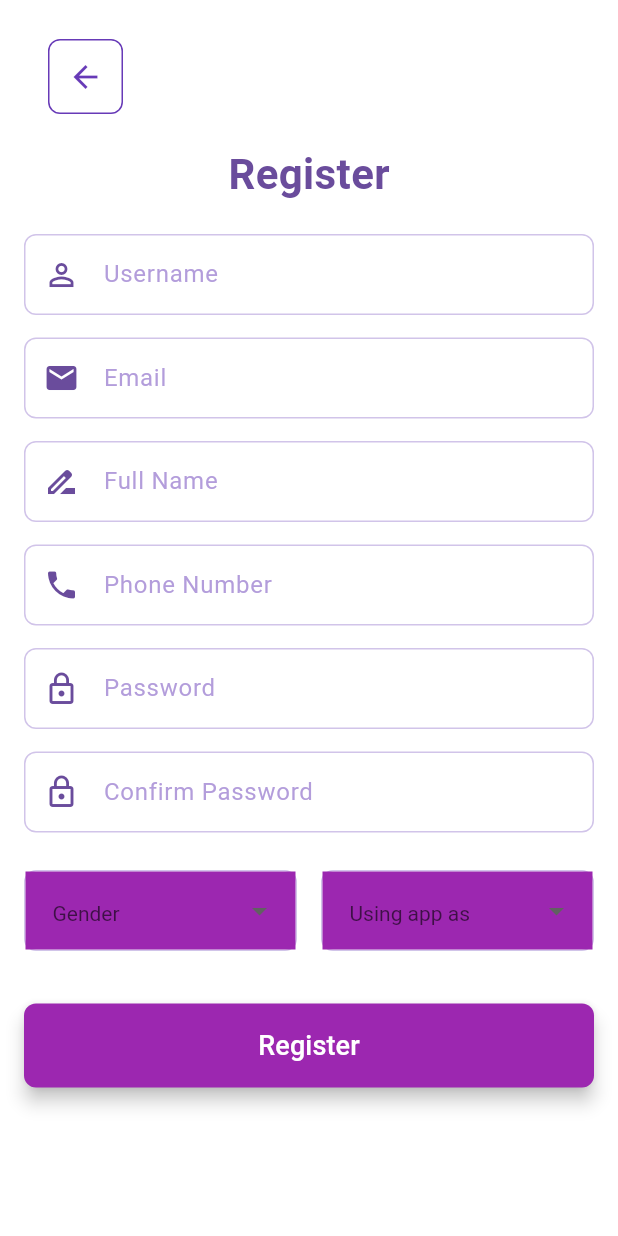
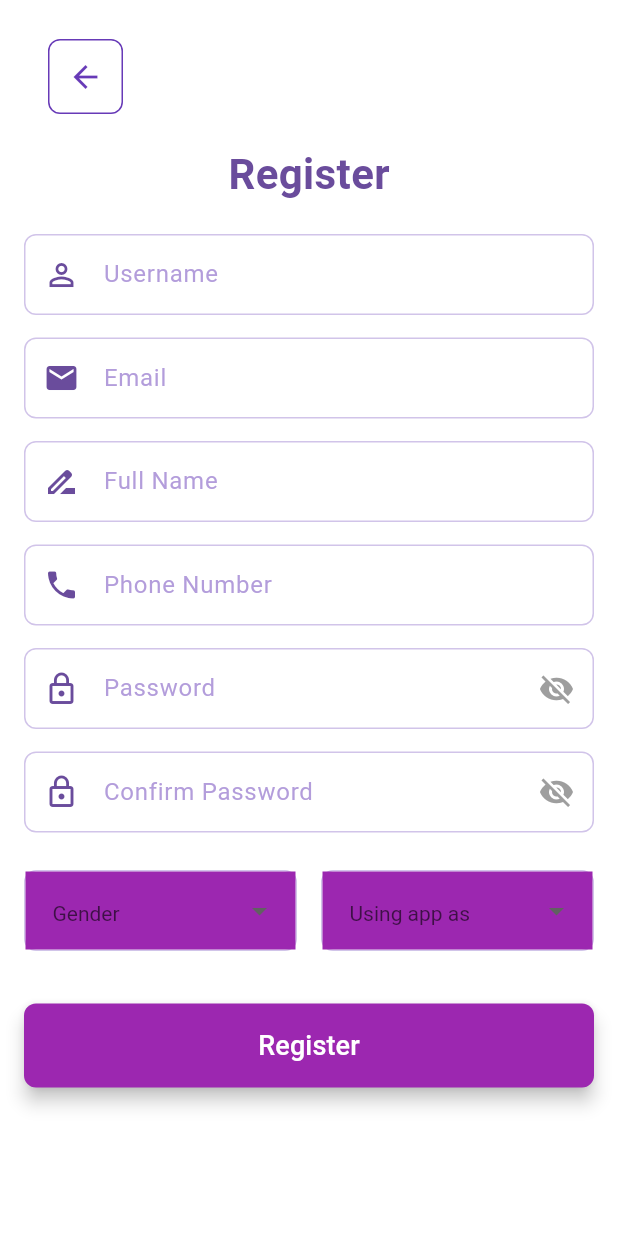
Before and after one commit to lemonlikeme/rumi_app, a Flutter app: the screen it shows after launch, after a tap on "Register", on a phone screen of 412 x 824 dp. Run offline on Flutter 3.47's test engine with Material 3 defaults, Android fonts, the phone set to English and light mode, and no system bars; our stand-ins replace cloud_firestore, firebase_auth, firebase_core; accounts and stored records are empty; network calls fail.

Commit message:
eye icon regi and login

```diff
--- a/lib/main_screen.dart
+++ b/lib/main_screen.dart
@@ -19,6 +19,8 @@ class _MainScreenState extends State<MainScreen> {
   final FirebaseAuth _auth = FirebaseAuth.instance;
   final FirebaseFirestore _firestore = FirebaseFirestore.instance;
 
+  bool _isPasswordVisible = false;
+
   void _login() async {
     try {
       UserCredential userCredential = await _auth.signInWithEmailAndPassword(
@@ -26,7 +28,6 @@ class _MainScreenState extends State<MainScreen> {
         password: _passwordController.text,
       );
 
-      // Get user data from Firestore
       DocumentSnapshot userDoc = await _firestore
           .collection('users')
           .doc(userCredential.user!.uid)
@@ -84,6 +85,7 @@ class _MainScreenState extends State<MainScreen> {
               SizedBox(height: 16),
               TextField(
                 controller: _passwordController,
+                obscureText: !_isPasswordVisible,
                 decoration: InputDecoration(
                   hintText: "Enter your password",
                   hintStyle: TextStyle(color: Color(0xFFA6A6A6)),
@@ -93,8 +95,18 @@ class _MainScreenState extends State<MainScreen> {
                   border: OutlineInputBorder(
                     borderRadius: BorderRadius.circular(8),
                   ),
+                  suffixIcon: IconButton(
+                    icon: Icon(
+                      _isPasswordVisible ? Icons.visibility : Icons.visibility_off,
+                      color: Colors.grey,
+                    ),
+                    onPressed: () {
+                      setState(() {
+                        _isPasswordVisible = !_isPasswordVisible;
+                      });
+                    },
+                  ),
                 ),
-                obscureText: true,
               ),
               SizedBox(height: 24),
               ElevatedButton(
--- a/lib/register_Tab.dart
+++ b/lib/register_Tab.dart
@@ -21,6 +21,10 @@ class _RegisterPageState extends State<RegisterPage> {
   // Dropdown Selections
   String? _selectedGender;
   String? _selectedProfession;
+
+  // Password visibility toggles
+  bool _isPasswordVisible = false;
+  bool _isConfirmPasswordVisible = false;
 
   // Firebase instances
   final FirebaseAuth _auth = FirebaseAuth.instance;
@@ -145,16 +149,38 @@ class _RegisterPageState extends State<RegisterPage> {
               _buildTextField(
                 hintText: 'Password',
                 prefixIcon: Icons.lock_outline,
-                obscureText: true,
+                obscureText: !_isPasswordVisible,
                 controller: _passwordController,
+                suffixIcon: IconButton(
+                  icon: Icon(
+                    _isPasswordVisible ? Icons.visibility : Icons.visibility_off,
+                    color: Colors.grey,
+                  ),
+                  onPressed: () {
+                    setState(() {
+                      _isPasswordVisible = !_isPasswordVisible;
+                    });
+                  },
+                ),
               ),
 
               // Confirm Password
               _buildTextField(
                 hintText: 'Confirm Password',
                 prefixIcon: Icons.lock_outline,
-                obscureText: true,
+                obscureText: !_isConfirmPasswordVisible,
                 controller: _confirmPasswordController,
+                suffixIcon: IconButton(
+                  icon: Icon(
+                    _isConfirmPasswordVisible ? Icons.visibility : Icons.visibility_off,
+                    color: Colors.grey,
+                  ),
+                  onPressed: () {
+                    setState(() {
+                      _isConfirmPasswordVisible = !_isConfirmPasswordVisible;
+                    });
+                  },
+                ),
               ),
 
               const SizedBox(height: 10),
@@ -223,6 +249,7 @@ class _RegisterPageState extends State<RegisterPage> {
     bool obscureText = false,
     TextInputType inputType = TextInputType.text,
     required TextEditingController controller,
+    Widget? suffixIcon,
   }) {
     return Container(
       margin: const EdgeInsets.only(bottom: 15),
@@ -239,6 +266,7 @@ class _RegisterPageState extends State<RegisterPage> {
           hintText: hintText,
           hintStyle: TextStyle(color: Colors.deepPurple.shade200),
           prefixIcon: Icon(prefixIcon, color: Color(0xFF6A4C9C)),
+          suffixIcon: suffixIcon,
           border: InputBorder.none,
         ),
         style: const TextStyle(color: Color(0xFF6A4C9C)),
```
